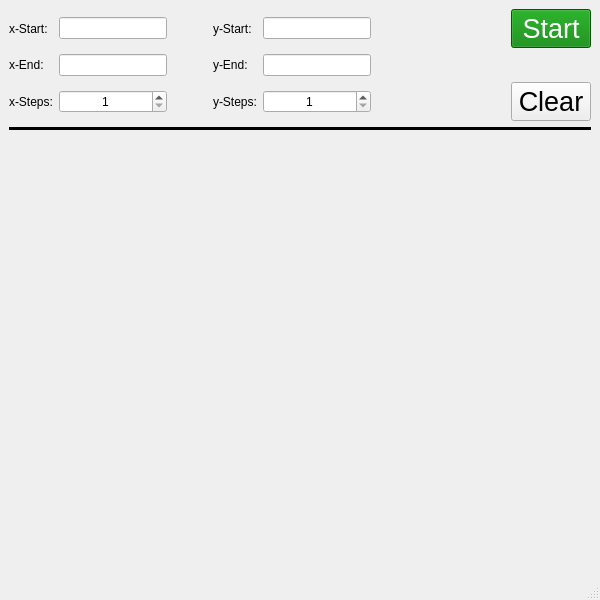
This is PlotWindow.ui in OdysseusLSe/qtCalc as Qt 5 draws it before an edit. The edited form follows.
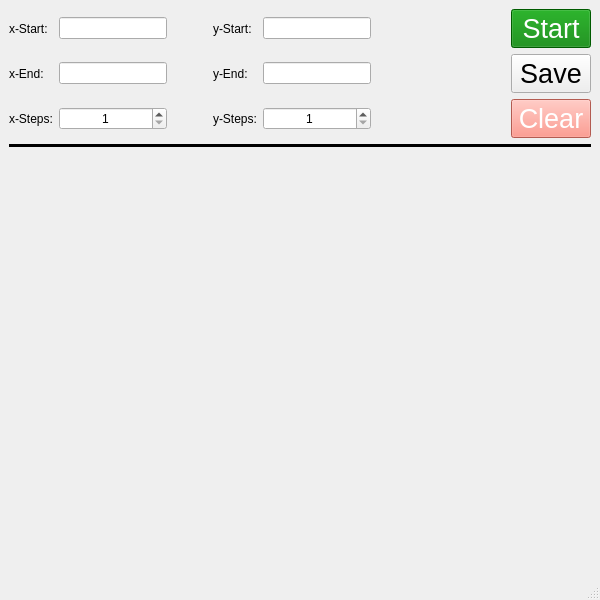
This is the edited form.

Commit message: Add Save button and functionality to PlotWindow; update version to 0.7.2

Patch:
```diff
--- a/PlotWindow.ui
+++ b/PlotWindow.ui
@@ -190,11 +190,34 @@
             <fontweight>DemiBold</fontweight>
            </font>
           </property>
+          <property name="styleSheet">
+           <string notr="true">background-color: salmon;
+color: white;</string>
+          </property>
           <property name="text">
            <string>Clear</string>
           </property>
          </widget>
         </item>
+        <item row="1" column="6">
+         <widget class="QPushButton" name="save_btn">
+          <property name="sizePolicy">
+           <sizepolicy hsizetype="Minimum" vsizetype="Expanding">
+            <horstretch>0</horstretch>
+            <verstretch>0</verstretch>
+           </sizepolicy>
+          </property>
+          <property name="font">
+           <font>
+            <pointsize>20</pointsize>
+            <fontweight>DemiBold</fontweight>
+           </font>
+          </property>
+          <property name="text">
+           <string>Save</string>
+          </property>
+         </widget>
+        </item>
        </layout>
       </item>
       <item>
```
Left out of the diff: 11 changed lines with no effect on the pictures. The commit also changes 4 other files.
